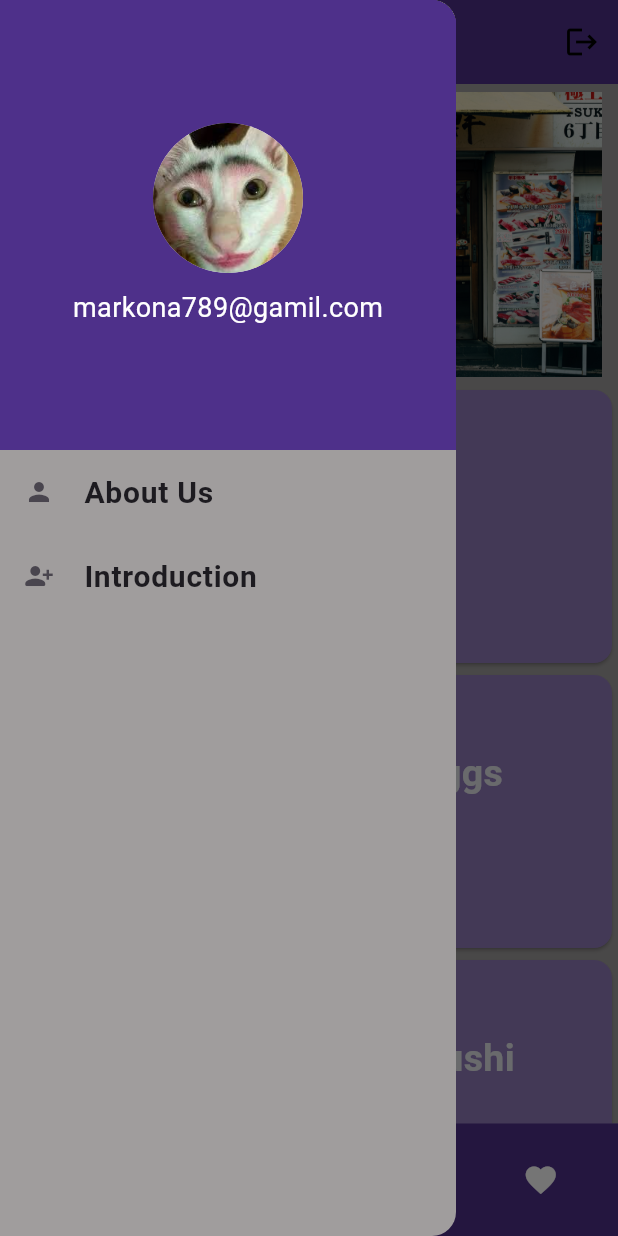
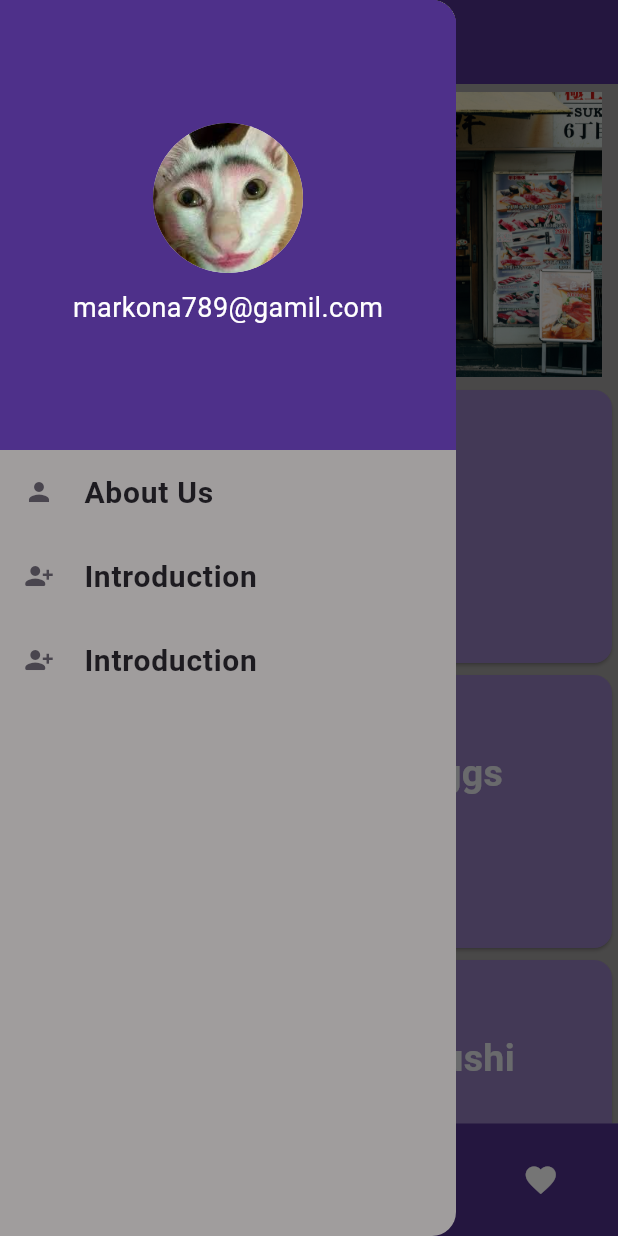
Before and after one commit to iswan9993/Pa-Mobile, a Flutter app: the screen it shows after launch, with the side drawer open, on a phone screen of 412 x 824 dp. Run offline on Flutter 3.47's test engine with Material 3 defaults, Android fonts, the phone set to English and light mode, and no system bars; drawn by our look-alikes of curved_navigation_bar.

Commit message:
Update Home.dart

```diff
--- a/flutter_application_1/lib/home/Home.dart
+++ b/flutter_application_1/lib/home/Home.dart
@@ -1,17 +1,16 @@
 import 'dart:async';
 
-import 'package:firebase_auth/firebase_auth.dart';
 import 'package:flutter/material.dart';
 import 'package:flutter_application_1/favoriteprovider.dart';
 import "package:flutter_application_1/food details/food_Details_Page.dart";
 import 'package:flutter_application_1/home/about.dart';
-import 'package:flutter_application_1/introduction/introduction.dart';
+// import 'package:flutter_application_1/home/struck.dart';
+// import 'package:flutter_application_1/introduction/introduction.dart';
 import 'package:flutter_application_1/navbar/bottom_navbar.dart';
 import "package:flutter_application_1/tools/tools.dart";
 import 'package:provider/provider.dart';
 
 class HomePage extends StatefulWidget {
-  const HomePage({super.key});
   @override
   _HomePageState createState() => _HomePageState();
 }
@@ -107,24 +106,39 @@ class _HomePageState extends State<HomePage> {
                 'Introduction',
                 style: TextStyle(fontSize: 20, fontWeight: FontWeight.bold),
               ),
-              onTap: () {
-                Navigator.push(
-                  context,
-                  MaterialPageRoute(
-                    builder: (_) => IntroductionPage(),
-                  ),
-                );
-              },
+              // onTap: () {
+              //   Navigator.push(
+              //     context,
+              //     MaterialPageRoute(
+              //       builder: (_) => IntroductionPage(),
+              //     ),
+              //   );
+              // },
+            ),
+            ListTile(
+              leading: Icon(
+                Icons.person_add_alt_1_rounded,
+                size: 20,
+              ),
+              title: Text(
+                'Introduction',
+                style: TextStyle(fontSize: 20, fontWeight: FontWeight.bold),
+              ),
+              // onTap: () {
+              //   Navigator.push(
+              //     context,
+              //     MaterialPageRoute(
+              //       builder: (_) => StruckScreen(
+              //         cartItems: [],
+              //       ),
+              //     ),
+              //   );
+              // },
             ),
           ],
         ),
       ),
       appBar: AppBar(
-        actions: [
-          IconButton(onPressed: (){
-            FirebaseAuth.instance.signOut();
-          }, icon: const Icon(Icons.logout,color: Colors.black))
-        ],
         title: const Text(
           'Shushi',
           style: TextStyle(
```
